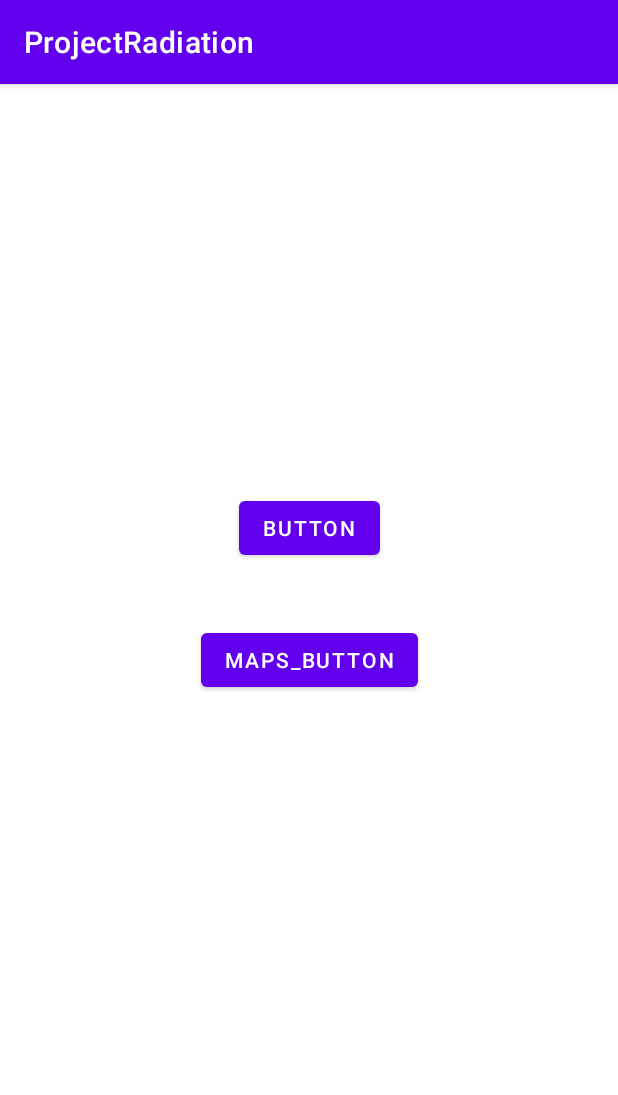
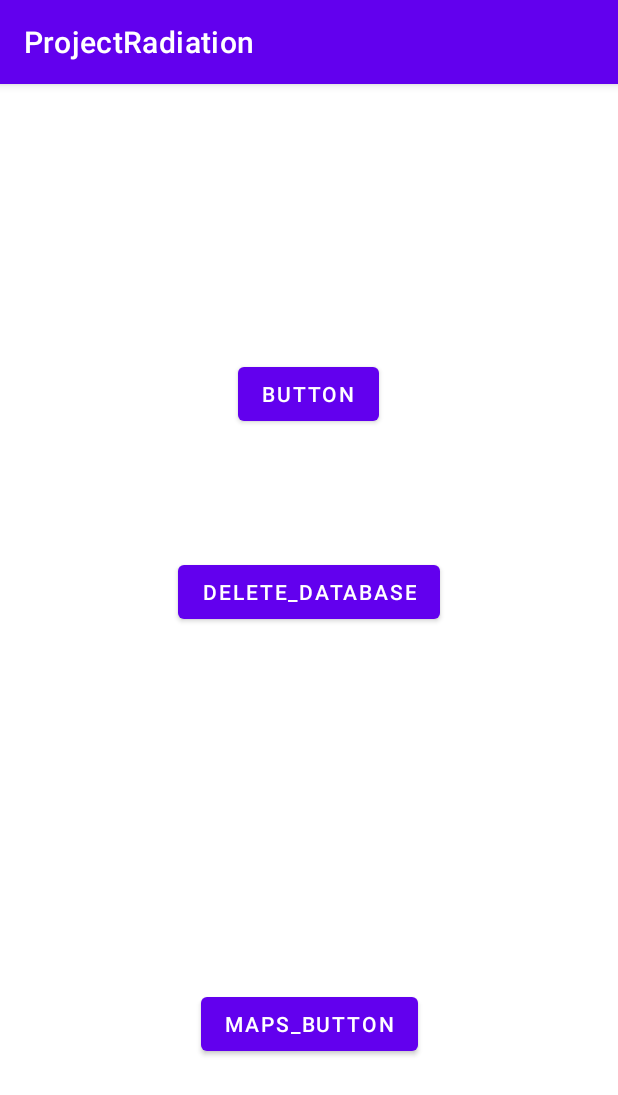
Before and after one commit to DayVil/ProjectRadiation, an Android app: the screen it shows after launch (MainActivity), on a phone screen of 412 x 824 dp. Shown: the top 1095 px of the screen. Run offline under Robolectric (Android 15) with nearby library versions, the phone set to English and light mode, and no system bars; our stand-ins replace Room's generated code; 2 statements that could not run were skipped.

Commit message:
Cleaned up a bit, added blocker to prevent spam

```diff
--- a/app/src/main/java/eu/chi/luh/projectradiation/database/EnvironmentDao.kt
+++ /dev/null
@@ -1,18 +0,0 @@
-package eu.chi.luh.projectradiation.database
-
-import androidx.room.Dao
-import androidx.room.Delete
-import androidx.room.Insert
-import androidx.room.Query
-
-@Dao
-interface EnvironmentDao {
-    @Query("SELECT * FROM uvi")
-    fun getAll(): List<Uvi>
-
-    @Insert
-    fun insertAll(vararg uvis: Uvi)
-
-    @Delete
-    fun delete(uvi: Uvi)
-}
--- a/app/src/main/java/eu/chi/luh/projectradiation/datacollector/AirPollutionCollector.kt
+++ b/app/src/main/java/eu/chi/luh/projectradiation/datacollector/AirPollutionCollector.kt
@@ -1,6 +1,6 @@
 package eu.chi.luh.projectradiation.datacollector
 
-import eu.chi.luh.projectradiation.database.AirPollution
+import eu.chi.luh.projectradiation.entities.AirPollution
 
 class AirPollutionCollector(private val _apiKey: String): EnvironmentCollector<AirPollution>(_apiKey) {
     override fun collect(): AirPollution? {
--- a/app/src/main/java/eu/chi/luh/projectradiation/datacollector/EnvironmentCollector.kt
+++ b/app/src/main/java/eu/chi/luh/projectradiation/datacollector/EnvironmentCollector.kt
@@ -8,6 +8,8 @@ abstract class EnvironmentCollector<T>(private val _apiKey: String) {
 
     protected lateinit var request: Request
 
+    protected var tstamp: Long = 0
+
     protected var lat: Double = 0.0
     protected var lon: Double = 0.0
 
@@ -16,5 +18,5 @@ abstract class EnvironmentCollector<T>(private val _apiKey: String) {
         this.lon = lon
     }
 
-    abstract fun collect(): T?
+    abstract fun collect(): T? //TODO Add time param
 }
--- a/app/src/main/java/eu/chi/luh/projectradiation/datacollector/PollenCollector.kt
+++ b/app/src/main/java/eu/chi/luh/projectradiation/datacollector/PollenCollector.kt
@@ -1,6 +1,6 @@
 package eu.chi.luh.projectradiation.datacollector
 
-import eu.chi.luh.projectradiation.database.Pollen
+import eu.chi.luh.projectradiation.entities.Pollen
 
 class PollenCollector(val _apiKey: String): EnvironmentCollector<Pollen>(_apiKey) {
     override fun collect(): Pollen? {
--- a/app/src/main/java/eu/chi/luh/projectradiation/datacollector/UviCollector.kt
+++ b/app/src/main/java/eu/chi/luh/projectradiation/datacollector/UviCollector.kt
@@ -1,7 +1,7 @@
 package eu.chi.luh.projectradiation.datacollector
 
 import android.util.Log
-import eu.chi.luh.projectradiation.database.Uvi
+import eu.chi.luh.projectradiation.entities.Uvi
 import okhttp3.*
 import org.json.JSONArray
 import org.json.JSONObject
--- a/app/src/main/java/eu/chi/luh/projectradiation/database/AirPollution.kt
+++ b/app/src/main/java/eu/chi/luh/projectradiation/entities/AirPollution.kt
@@ -1,4 +1,4 @@
-package eu.chi.luh.projectradiation.database
+package eu.chi.luh.projectradiation.entities
 
 import androidx.room.Entity
 import androidx.room.PrimaryKey
--- a/app/src/main/java/eu/chi/luh/projectradiation/database/AppDatabase.kt
+++ b/app/src/main/java/eu/chi/luh/projectradiation/entities/AppDatabase.kt
@@ -1,9 +1,9 @@
-package eu.chi.luh.projectradiation.database
+package eu.chi.luh.projectradiation.entities
 
 import androidx.room.Database
 import androidx.room.RoomDatabase
 
-@Database(entities = [Uvi::class], version = 2)
+@Database(entities = [Environment::class], version = 14)
 abstract class AppDatabase: RoomDatabase() {
     abstract fun environmentDao(): EnvironmentDao
 }
--- /dev/null
+++ b/app/src/main/java/eu/chi/luh/projectradiation/entities/EnvironmentDao.kt
@@ -0,0 +1,29 @@
+package eu.chi.luh.projectradiation.entities
+
+import androidx.room.Dao
+import androidx.room.Delete
+import androidx.room.Insert
+import androidx.room.Query
+
+@Dao
+interface EnvironmentDao {
+    @Query("SELECT * FROM Environment")
+    fun getAll(): List<Environment>
+
+    @Query("SELECT * FROM Environment ORDER BY time DESC LIMIT 1")
+    fun getLast(): Environment
+
+    @Query("SELECT * FROM Environment LIMIT 1")
+    fun checkEmpty(): Environment?
+
+
+    @Insert
+    fun insertAll(vararg env: Environment)
+
+
+    @Delete
+    fun delete(env: Environment)
+
+    @Query("DELETE FROM Environment")
+    fun deleteAll()
+}
--- a/app/src/main/java/eu/chi/luh/projectradiation/database/Pollen.kt
+++ b/app/src/main/java/eu/chi/luh/projectradiation/entities/Pollen.kt
@@ -1,4 +1,4 @@
-package eu.chi.luh.projectradiation.database
+package eu.chi.luh.projectradiation.entities
 
 import androidx.room.Entity
 import androidx.room.PrimaryKey
--- a/app/src/main/java/eu/chi/luh/projectradiation/database/Uvi.kt
+++ b/app/src/main/java/eu/chi/luh/projectradiation/entities/Uvi.kt
@@ -1,4 +1,4 @@
-package eu.chi.luh.projectradiation.database
+package eu.chi.luh.projectradiation.entities
 
 import androidx.room.ColumnInfo
 import androidx.room.Entity
@@ -6,7 +6,7 @@ import androidx.room.PrimaryKey
 
 @Entity
 data class Uvi(
-    @PrimaryKey(autoGenerate = true) val uviId: Int = 0,
+    @PrimaryKey(autoGenerate = false)
     @ColumnInfo(name = "current_uvi") val uviCurrent: Double,
     @ColumnInfo(name = "average_uvi") val uviAverage: Double,
     @ColumnInfo(name = "minimum_uvi") val uviMinimum: Double,
--- a/app/src/main/java/eu/chi/luh/projectradiation/ui/MainActivity.kt
+++ b/app/src/main/java/eu/chi/luh/projectradiation/ui/MainActivity.kt
@@ -5,11 +5,12 @@ import android.os.Bundle
 import androidx.appcompat.app.AppCompatActivity
 import androidx.room.Room
 import eu.chi.luh.projectradiation.R
-import eu.chi.luh.projectradiation.database.AppDatabase
+import eu.chi.luh.projectradiation.entities.AppDatabase
 import eu.chi.luh.projectradiation.databinding.ActivityMainBinding
 import eu.chi.luh.projectradiation.datacollector.DataCollector
 import kotlinx.coroutines.GlobalScope
 import kotlinx.coroutines.launch
+import java.util.concurrent.CountDownLatch
 
 class MainActivity : AppCompatActivity() {
     private lateinit var binding: ActivityMainBinding
@@ -19,6 +20,8 @@ class MainActivity : AppCompatActivity() {
 
     private val _lat = 52.512454
     private val _lon = 13.416506
+
+    private var lastButtonReq: Long = 0
 
     override fun onCreate(savedInstanceState: Bundle?) {
         super.onCreate(savedInstanceState)
@@ -33,6 +36,7 @@ class MainActivity : AppCompatActivity() {
     private fun preRun() {
         db = Room.databaseBuilder(applicationContext, AppDatabase::class.java, "environment-data")
             .fallbackToDestructiveMigration().build()
+//        db.environmentDao().deleteAll()
 
         dataCollector = DataCollector(
             db,
@@ -49,11 +53,18 @@ class MainActivity : AppCompatActivity() {
         }
 
         binding.hardcodedLocationButton.setOnClickListener {
-            //
+            if (System.currentTimeMillis() - lastButtonReq > 10000) {
+                GlobalScope.launch {
+                    dataCollector.collect()
+                }
+                lastButtonReq = System.currentTimeMillis()
+            }
+        }
+
+        binding.delData.setOnClickListener {
             GlobalScope.launch {
-                dataCollector.collect()
+                db.environmentDao().deleteAll()
             }
-            //
         }
     }
 }
--- a/app/src/main/res/layout/activity_main.xml
+++ b/app/src/main/res/layout/activity_main.xml
@@ -14,16 +14,29 @@
         app:layout_constraintBottom_toBottomOf="parent"
         app:layout_constraintEnd_toEndOf="parent"
         app:layout_constraintStart_toStartOf="parent"
-        app:layout_constraintTop_toTopOf="parent" />
+        app:layout_constraintTop_toTopOf="parent"
+        app:layout_constraintVertical_bias="0.837" />
 
     <Button
         android:id="@+id/hardcodedLocationButton"
         android:layout_width="wrap_content"
         android:layout_height="wrap_content"
-        android:layout_marginBottom="40dp"
+        android:layout_marginBottom="372dp"
         android:text="@string/hardcodedLocationButtonstr"
         app:layout_constraintBottom_toTopOf="@+id/oMapsButton"
         app:layout_constraintEnd_toEndOf="parent"
+        app:layout_constraintHorizontal_bias="0.498"
         app:layout_constraintStart_toStartOf="parent" />
 
+    <Button
+        android:id="@+id/del_data"
+        android:layout_width="wrap_content"
+        android:layout_height="wrap_content"
+        android:text="delete_database"
+        app:layout_constraintBottom_toTopOf="@+id/oMapsButton"
+        app:layout_constraintEnd_toEndOf="parent"
+        app:layout_constraintStart_toStartOf="parent"
+        app:layout_constraintTop_toBottomOf="@+id/hardcodedLocationButton"
+        app:layout_constraintVertical_bias="0.26" />
+
 </androidx.constraintlayout.widget.ConstraintLayout>
```
Also changed, not shown: app/src/main/java/eu/chi/luh/projectradiation/datacollector/DataCollector.kt (+15 -5 lines), app/src/main/java/eu/chi/luh/projectradiation/entities/Environment.kt (added, +14 -0 lines), 1 other file.
